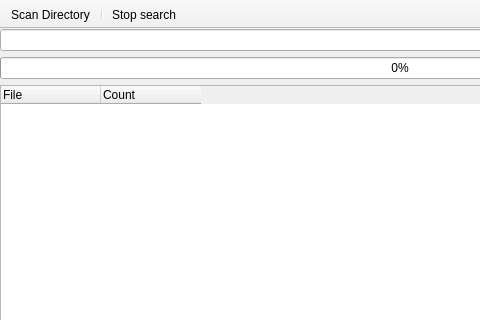
Before: the Qt Designer form mainwindow.ui in tikhova/findString, drawn with Qt 5; both pictures show x 0 to 480 and y 0 to 320 of the 800 by 576 pixel window.
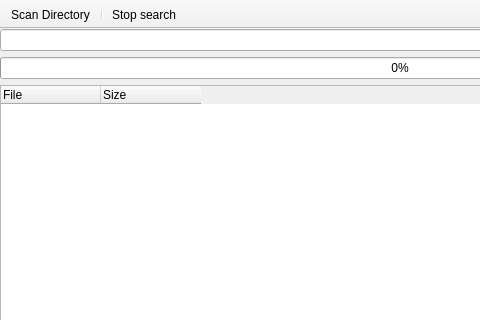
After: the same form once the commit is applied.

Patch:
```diff
--- a/mainwindow.ui
+++ b/mainwindow.ui
@@ -106,7 +106,7 @@
       </column>
       <column>
        <property name="text">
-        <string>Count</string>
+        <string>Size</string>
        </property>
       </column>
      </widget>
```
